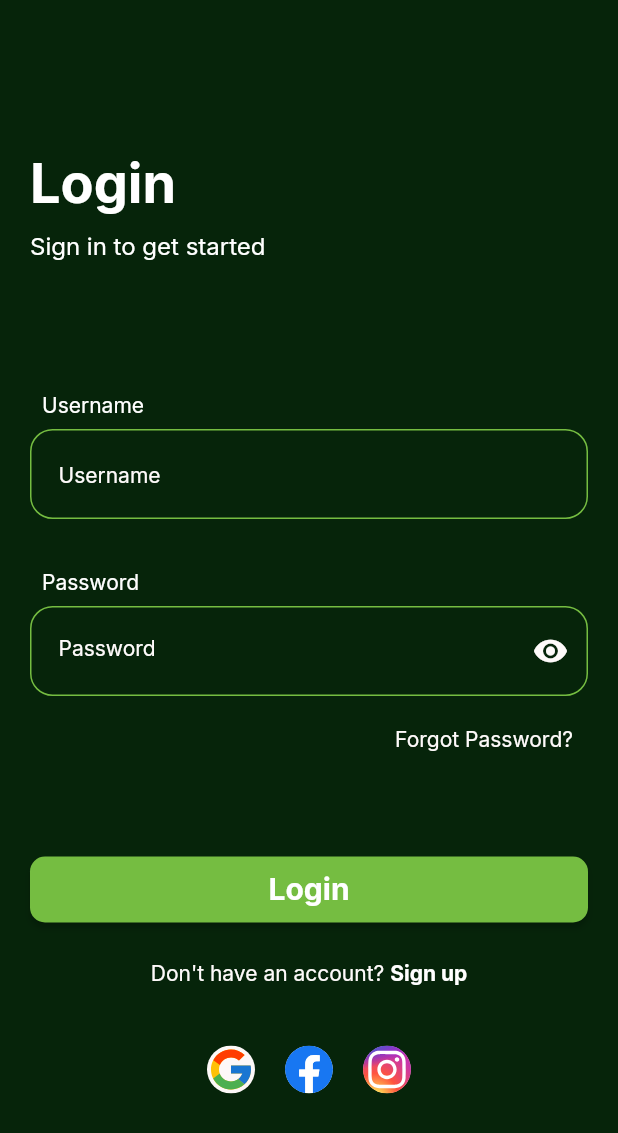
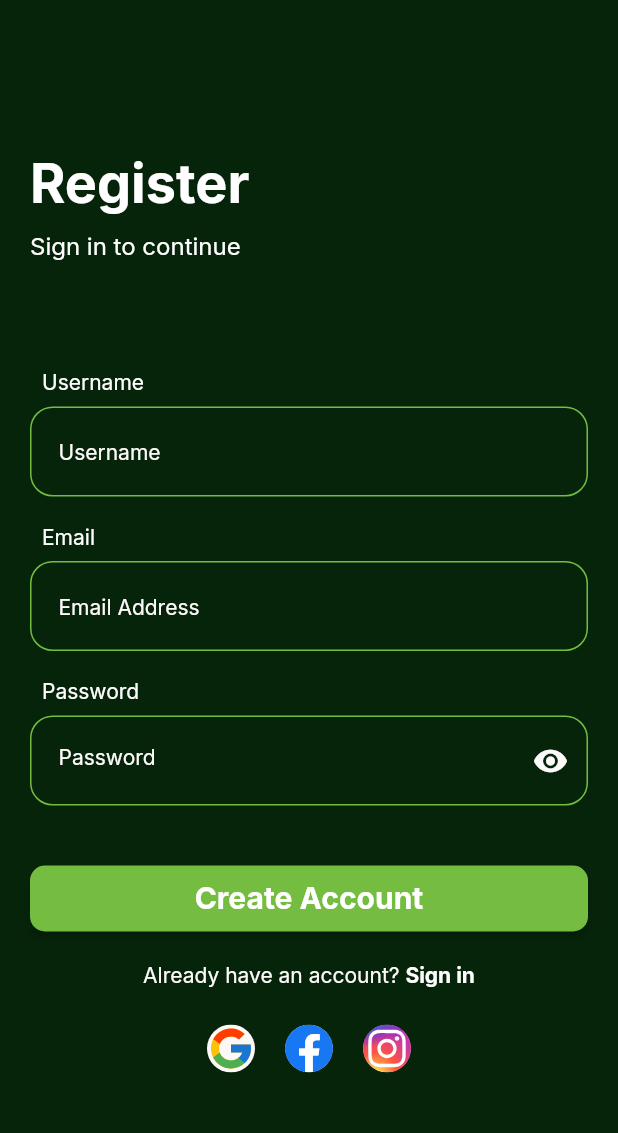
Before and after one commit to BarnabasGavai/samayLoginPage, a Flutter app: the screen it shows after launch, on a phone screen of 412 x 824 dp. Shown: the top 1133 px of the screen. Run offline on Flutter 3.47's test engine with Material 2 defaults, Android fonts, the phone set to English and light mode, and no system bars; our stand-ins replace flutter_svg, google_fonts.

Commit message:
Add files via upload

```diff
--- a/lib/Components/Login_button.dart
+++ b/lib/Components/Login_button.dart
@@ -20,7 +20,7 @@ class LoginButton extends StatelessWidget {
         ),
         onPressed: onclick_func,
         child: Center(
-            child: Text('Login',
+            child: Text(button_name,
                 style: GoogleFonts.inter(
                     fontSize: 20, fontWeight: FontWeight.bold))),
       ),
--- a/lib/Screens/LoginScreen.dart
+++ b/lib/Screens/LoginScreen.dart
@@ -6,6 +6,7 @@ import 'package:loginpage/Components/Login_button.dart';
 import 'package:loginpage/Components/Password_input.dart';
 import 'package:loginpage/Components/Titles.dart';
 import 'package:loginpage/Components/Username_input.dart';
+import 'package:flutter_svg/svg.dart';
 
 class LoginScreen extends StatefulWidget {
   const LoginScreen({super.key});
@@ -125,7 +126,8 @@ class _LoginScreenState extends State<LoginScreen> {
                         ),
                         Center(
                             child: Container(
-                                child: SvgPicture.asset('assets/logos.svg')))
+                                child: SvgPicture.asset('assets/logos.svg',
+                                    semanticsLabel: 'logo')))
                       ],
                     )),
                   ],
--- a/lib/Screens/RegisterScreen.dart
+++ b/lib/Screens/RegisterScreen.dart
@@ -6,3 +6,141 @@ import 'package:loginpage/Components/Login_button.dart';
 import 'package:loginpage/Components/Password_input.dart';
 import 'package:loginpage/Components/Titles.dart';
 import 'package:loginpage/Components/Username_input.dart';
+
+class RegisterScreen extends StatefulWidget {
+  const RegisterScreen({super.key});
+
+  @override
+  State<RegisterScreen> createState() => _RegisterScreenState();
+}
+
+class _RegisterScreenState extends State<RegisterScreen> {
+  final GlobalKey<FormState> _formKey = GlobalKey<FormState>();
+  String _email = "";
+  String _password = "";
+  @override
+  Widget build(BuildContext context) {
+    return Scaffold(
+      backgroundColor: const Color.fromARGB(255, 6, 36, 10),
+      body: SingleChildScrollView(
+        child: Container(
+          padding: const EdgeInsets.all(20),
+          child: Column(
+            crossAxisAlignment: CrossAxisAlignment.start,
+            children: [
+              const SizedBox(
+                height: 80,
+              ),
+              Titles(title: "Register", subtitle: "Sign in to continue"),
+              SizedBox(
+                height: 65,
+              ),
+              Form(
+                key: _formKey,
+                child: Column(
+                  crossAxisAlignment: CrossAxisAlignment.start,
+                  children: [
+                    Center(
+                      child: Column(
+                          crossAxisAlignment: CrossAxisAlignment.start,
+                          children: [
+                            Padding(
+                              padding: const EdgeInsets.all(8.0),
+                              child: Text(
+                                "Username",
+                                style: GoogleFonts.inter(
+                                    color: Colors.white, fontSize: 14),
+                              ),
+                            ),
+                            UsernameInput(
+                                hint_text: "Username",
+                                validator: "Provide your username",
+                                bordercolor: Color.fromARGB(255, 117, 189, 65),
+                                on_saved: _email),
+                            SizedBox(height: 10),
+                            Padding(
+                              padding: const EdgeInsets.all(8.0),
+                              child: Text(
+                                "Email",
+                                style: GoogleFonts.inter(
+                                    color: Colors.white, fontSize: 14),
+                              ),
+                            ),
+                            UsernameInput(
+                                hint_text: "Email Address",
+                                validator: "Provide an email",
+                                bordercolor: Color.fromARGB(255, 117, 189, 65),
+                                on_saved: _email),
+                            SizedBox(height: 10),
+                            Padding(
+                              padding: const EdgeInsets.all(8.0),
+                              child: Text(
+                                "Password",
+                                style: GoogleFonts.inter(
+                                    color: Colors.white, fontSize: 14),
+                              ),
+                            ),
+                            Password_inputfield(
+                              on_saved: _password,
+                              bordercolor:
+                                  const Color.fromARGB(255, 117, 189, 65),
+                            ),
+                            SizedBox(
+                              height: 10,
+                            ),
+                          ]),
+                    ),
+                    SizedBox(height: 20),
+                    Center(
+                        child: Column(
+                      children: [
+                        SizedBox(
+                          height: 10,
+                        ),
+                        LoginButton(
+                            button_name: "Create Account",
+                            onclick_func: () {
+                              _formKey.currentState!.validate();
+                            }),
+                        SizedBox(
+                          height: 20,
+                        ),
+                        Row(
+                          mainAxisAlignment: MainAxisAlignment.center,
+                          children: [
+                            Text(
+                              "Already have an account? ",
+                              style: GoogleFonts.inter(
+                                  fontSize: 14,
+                                  color: Color.fromARGB(255, 254, 250, 250)),
+                            ),
+                            Text(
+                              "Sign in",
+                              style: GoogleFonts.inter(
+                                  color: Colors.white,
+                                  fontWeight: FontWeight.bold,
+                                  fontSize: 14),
+                            )
+                          ],
+                        ),
+                        SizedBox(
+                          height: 25,
+                        ),
+                        Center(
+                            child: Container(
+                                child: SvgPicture.asset('assets/logos.svg',
+                                    semanticsLabel: 'logo')))
+                      ],
+                    )),
+                  ],
+                ),
+              ),
+            ],
+          ),
+        ),
+      ),
+    );
+    ;
+    ;
+  }
+}
--- a/lib/main.dart
+++ b/lib/main.dart
@@ -1,5 +1,6 @@
 import 'package:flutter/material.dart';
 import 'package:flutter/services.dart';
+import 'package:flutter_svg/svg.dart';
 
 import 'Screens/LoginScreen.dart';
 import 'Screens/RegisterScreen.dart';
@@ -43,6 +44,6 @@ class MyHomePage extends StatefulWidget {
 class _MyHomePageState extends State<MyHomePage> {
   @override
   Widget build(BuildContext context) {
-    return LoginScreen();
+    return RegisterScreen();
   }
 }
```
